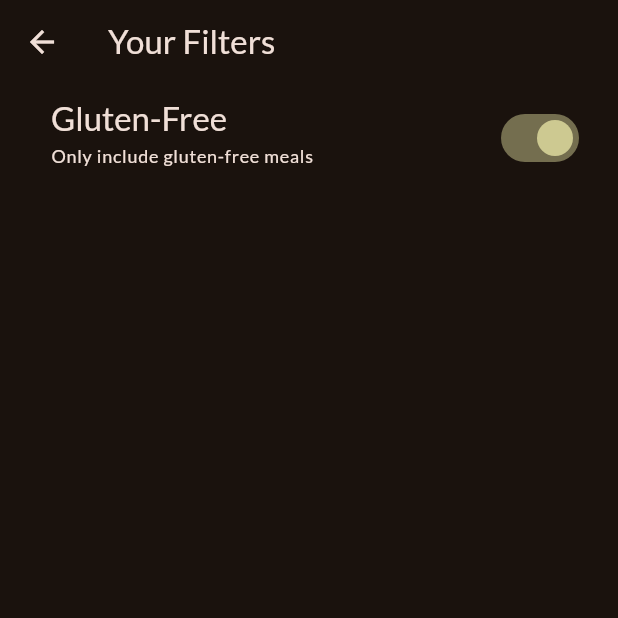
After one commit to Srinu-Bandlamudi/Meals_App_Flutter, a Flutter app: the FiltersScreen screen opened directly, after a tap on "Gluten-Free", on a phone screen of 412 x 824 dp, the top half of it. The commit adds this screen. Run offline on Flutter 3.47's test engine with Material 3 defaults, Android fonts, the phone set to English and light mode, and no system bars; our stand-ins replace google_fonts, transparent_image.

Commit message:
Adding Filter-Item,Replacing Screens insted of Pushing

```diff
--- /dev/null
+++ b/lib/screens/filters.dart
@@ -0,0 +1,61 @@
+import 'package:flutter/material.dart';
+// import 'package:meals_app/screens/tabs.dart';
+// import 'package:meals_app/widgets/main_drawer.dart';
+
+class FiltersScreen extends StatefulWidget {
+  const FiltersScreen({super.key});
+
+  @override
+  State<FiltersScreen> createState() => _FiltersScreenState();
+}
+
+class _FiltersScreenState extends State<FiltersScreen> {
+  var _glutenFreeFilterSet = false;
+
+  @override
+  Widget build(BuildContext context) {
+    return Scaffold(
+      appBar: AppBar(
+        title: const Text('Your Filters'),
+      ),
+      // drawer: MainDrawer(onSelectScreen: (identifier) {
+      //   Navigator.pop(context);
+      //   if (identifier == 'meals') {
+      //     Navigator.of(context).pushReplacement(
+      //       MaterialPageRoute(
+      //         builder: (ctx) => const TabsScreen(),
+      //       ),
+      //     );
+      //   }
+      // }),
+      body: Column(
+        children: [
+          SwitchListTile(
+            value: _glutenFreeFilterSet,
+            onChanged: (isChecked) {
+              setState(() {
+                _glutenFreeFilterSet = isChecked;
+              });
+            },
+            title: Text(
+              'Gluten-Free',
+              style: Theme.of(context)
+                  .textTheme
+                  .titleLarge!
+                  .copyWith(color: Theme.of(context).colorScheme.onSurface),
+            ),
+            subtitle: Text(
+              'Only include gluten-free meals',
+              style: Theme.of(context)
+                  .textTheme
+                  .labelMedium!
+                  .copyWith(color: Theme.of(context).colorScheme.onSurface),
+            ),
+            activeColor: Theme.of(context).colorScheme.tertiary,
+            contentPadding: const EdgeInsets.only(left: 34, right: 22),
+          ),
+        ],
+      ),
+    );
+  }
+}
--- a/lib/screens/tabs.dart
+++ b/lib/screens/tabs.dart
@@ -1,6 +1,7 @@
 import 'package:flutter/material.dart';
 import 'package:meals_app/models/meal.dart';
 import 'package:meals_app/screens/categories.dart';
+import 'package:meals_app/screens/filters.dart';
 import 'package:meals_app/screens/meals.dart';
 import 'package:meals_app/widgets/main_drawer.dart';
 
@@ -38,9 +39,13 @@ class _TabsScreenState extends State<TabsScreen> {
   }
 
   void _setScreen(String identifier) {
+    Navigator.of(context).pop();
     if (identifier == 'filters') {
-    } else {
-      Navigator.of(context).pop();
+      Navigator.of(context).push(
+        MaterialPageRoute(
+          builder: (ctx) => const FiltersScreen(),
+        ),
+      );
     }
   }
 
```
